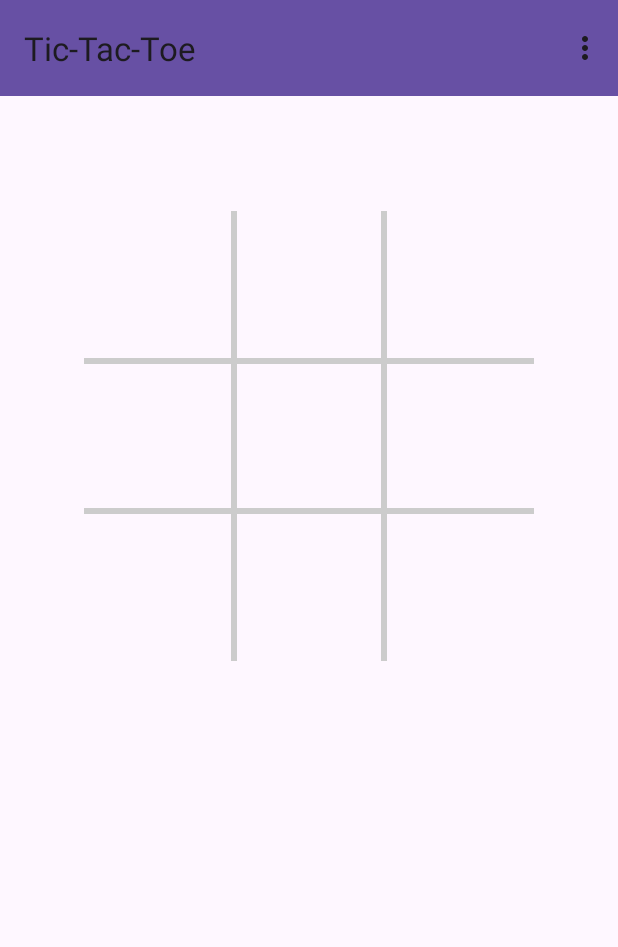
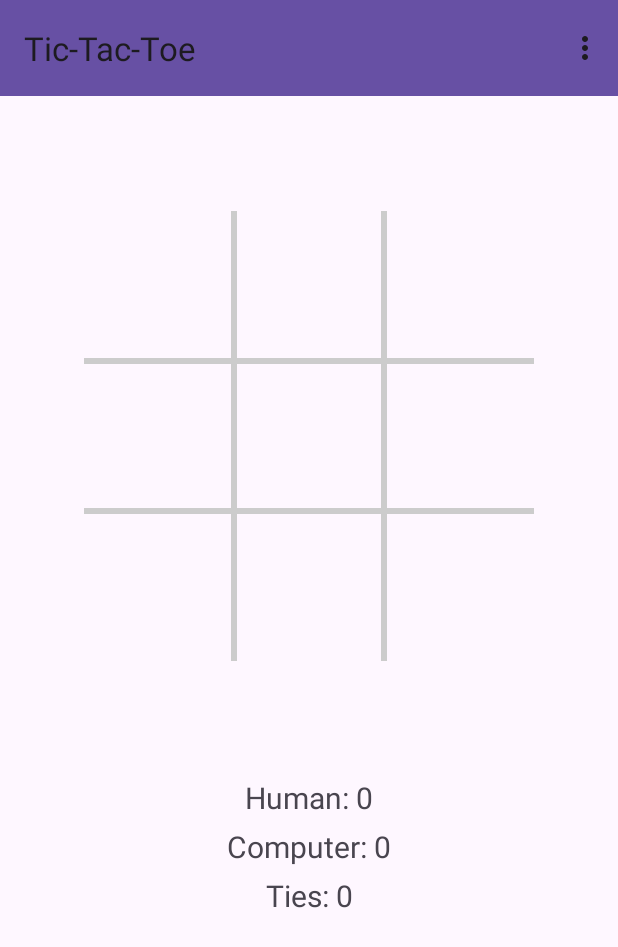
Before and after one commit to jbbenavidesr/AndroidTicTacToe, an Android app: the screen it shows after launch (MainActivity), on a phone screen of 412 x 824 dp. Shown: the top 947 px of the screen. Run offline under Robolectric (Android 15) with nearby library versions, the phone set to English and light mode, and no system bars.

Commit message:
Add record of wins and losses

```diff
--- a/app/src/main/java/co/edu/unal/tictactoe/MainActivity.kt
+++ b/app/src/main/java/co/edu/unal/tictactoe/MainActivity.kt
@@ -32,6 +32,14 @@ class MainActivity : AppCompatActivity(),
     private lateinit var mHumanMediaPlayer: MediaPlayer
     private lateinit var mComputerMediaPlayer: MediaPlayer
 
+    private var mHumanWins = 0
+    private var mComputerWins = 0
+    private var mTies = 0
+
+    private lateinit var mHumanWinsTextView: TextView
+    private lateinit var mComputerWinsTextView: TextView
+    private lateinit var mTiesTextView: TextView
+
     override fun onCreate(savedInstanceState: Bundle?) {
         super.onCreate(savedInstanceState)
         setContentView(R.layout.activity_main)
@@ -46,6 +54,14 @@ class MainActivity : AppCompatActivity(),
         this.mDifficultyTextView = findViewById<TextView>(R.id.tv_difficulty)
         this.mToolbar = findViewById<Toolbar>(R.id.my_toolbar)
         setSupportActionBar(mToolbar)
+
+        mHumanWinsTextView = findViewById<TextView>(R.id.tv_human_wins)
+        mComputerWinsTextView = findViewById<TextView>(R.id.tv_computer_wins)
+        mTiesTextView = findViewById<TextView>(R.id.tv_ties)
+
+        mHumanWinsTextView.text = "Human: $mHumanWins"
+        mComputerWinsTextView.text = "Computer: $mComputerWins"
+        mTiesTextView.text = "Ties: $mTies"
 
         if(savedInstanceState == null){
             mSelectDifficultyDialog.show(supportFragmentManager, "difficulty_select")
@@ -148,10 +164,23 @@ class MainActivity : AppCompatActivity(),
                         this.mGameOver = false
                     }
 
-                    1 -> mInfoTextView.text = getString(R.string.result_tie)
-                    2 -> mInfoTextView.text = getString(R.string.result_human_wins)
-                    else -> mInfoTextView.text = getString(R.string.result_computer_wins)
+                    1 -> {
+                        mInfoTextView.text = getString(R.string.result_tie)
+                        mTies++
+                    }
+                    2 -> {
+                        mInfoTextView.text = getString(R.string.result_human_wins)
+                        mHumanWins++
+                    }
+                    else -> {
+                        mInfoTextView.text = getString(R.string.result_computer_wins)
+                        mComputerWins++
+                    }
                 }
+
+                mHumanWinsTextView.text = "Human: $mHumanWins"
+                mComputerWinsTextView.text = "Computer: $mComputerWins"
+                mTiesTextView.text = "Ties: $mTies"
             }
         }
 
--- a/app/src/main/res/layout-land/activity_main.xml
+++ b/app/src/main/res/layout-land/activity_main.xml
@@ -13,29 +13,26 @@
         android:layout_height="?attr/actionBarSize"
         android:background="?attr/colorPrimary"
         android:elevation="4dp"
-        android:theme="@style/ThemeOverlay.AppCompat.ActionBar"
-        />
+        android:theme="@style/ThemeOverlay.AppCompat.ActionBar" />
 
     <LinearLayout
         android:layout_width="match_parent"
         android:layout_height="match_parent"
-        android:orientation="horizontal"
-        >
+        android:orientation="horizontal">
+
         <co.edu.unal.tictactoe.BoardView
             android:id="@+id/board"
             android:layout_width="270dp"
             android:layout_height="270dp"
+            android:layout_marginLeft="50dp"
             android:layout_marginTop="20dp"
-            android:layout_marginLeft="50dp"
-            android:layout_marginRight="50dp"
-            />
+            android:layout_marginRight="50dp" />
 
         <LinearLayout
             android:layout_width="match_parent"
             android:layout_height="match_parent"
-            android:orientation="vertical"
             android:gravity="center_horizontal"
-            >
+            android:orientation="vertical">
 
             <TextView
                 android:id="@+id/tv_difficulty"
@@ -44,8 +41,7 @@
                 android:layout_marginTop="24dp"
                 android:textSize="24sp"
                 android:textStyle="bold"
-        tools:text="Difficulty: Hard"
-        />
+                tools:text="Difficulty: Hard" />
 
 
             <TextView
@@ -54,8 +50,38 @@
                 android:layout_height="wrap_content"
                 android:layout_marginTop="20dp"
                 android:gravity="center_horizontal"
-        tools:text="info"
-        android:textSize="20sp" />
+                android:textSize="20sp"
+                tools:text="info" />
+
+
+            <TextView
+                android:id="@+id/tv_human_wins"
+                android:layout_width="fill_parent"
+                android:layout_height="wrap_content"
+                android:layout_marginTop="30dp"
+                android:gravity="center_horizontal"
+                android:textSize="20sp"
+                tools:text="Human: 0" />
+
+
+            <TextView
+                android:id="@+id/tv_computer_wins"
+                android:layout_width="fill_parent"
+                android:layout_height="wrap_content"
+                android:layout_marginTop="5dp"
+                android:gravity="center_horizontal"
+                android:textSize="20sp"
+                tools:text="Computer: 0" />
+
+            <TextView
+                android:id="@+id/tv_ties"
+                android:layout_width="fill_parent"
+                android:layout_height="wrap_content"
+                android:layout_marginTop="5dp"
+                android:gravity="center_horizontal"
+                android:textSize="20sp"
+                tools:text="Ties: 0" />
+
         </LinearLayout>
     </LinearLayout>
 </LinearLayout>
--- a/app/src/main/res/layout/activity_main.xml
+++ b/app/src/main/res/layout/activity_main.xml
@@ -40,4 +40,34 @@
         android:gravity="center_horizontal"
         tools:text="info"
         android:textSize="20sp" />
+
+    <TextView
+        android:id="@+id/tv_human_wins"
+        android:layout_width="fill_parent"
+        android:layout_height="wrap_content"
+        android:layout_marginTop="30dp"
+        android:gravity="center_horizontal"
+        tools:text="Human: 0"
+        android:textSize="20sp" />
+
+
+    <TextView
+        android:id="@+id/tv_computer_wins"
+        android:layout_width="fill_parent"
+        android:layout_height="wrap_content"
+        android:layout_marginTop="5dp"
+        android:gravity="center_horizontal"
+        tools:text="Computer: 0"
+        android:textSize="20sp" />
+
+    <TextView
+        android:id="@+id/tv_ties"
+        android:layout_width="fill_parent"
+        android:layout_height="wrap_content"
+        android:layout_marginTop="5dp"
+        android:gravity="center_horizontal"
+        tools:text="Ties: 0"
+        android:textSize="20sp" />
+
+
 </LinearLayout>
```
Lines whose indentation alone changed are shown as unchanged.
